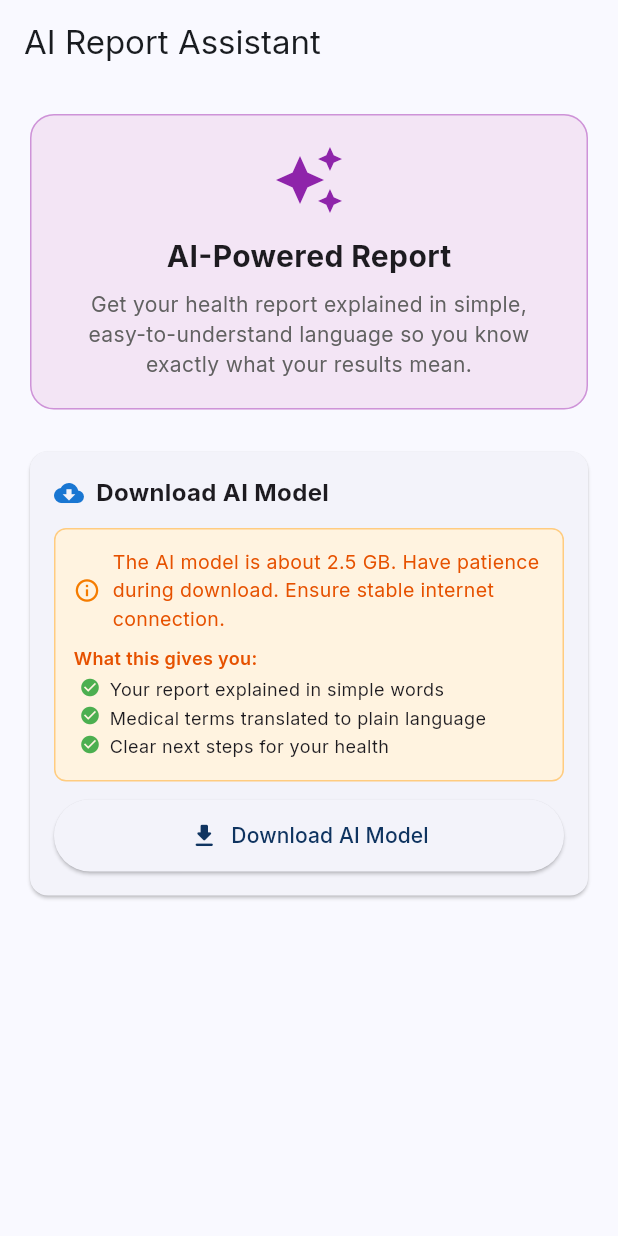
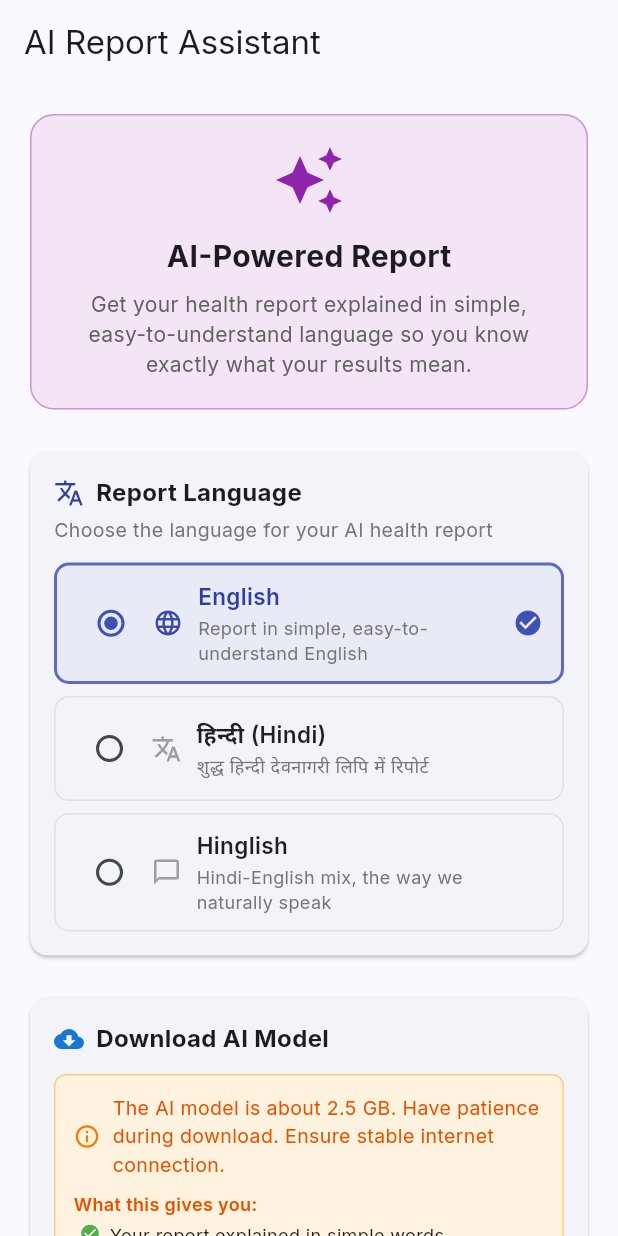
Before and after one commit to akshaykumarsingh025/DiseaseCheckApp, a Flutter app: the GemmaSettingsScreen screen opened by its route, on a phone screen of 412 x 824 dp. Run offline on Flutter 3.47's test engine with Material 3 defaults, Android fonts, the light colour scheme and no system bars; our stand-ins replace cloud_firestore, dio, file_picker, firebase_auth, firebase_core, fl_chart and 11 more; missing offline and left inert: google_mlkit_text_recognition, pdfx; accounts and stored records are empty.

Commit message:
feat: add English/Hindi/Hinglish language selection for AI reports
- Add 3 language options: English, Hindi (Devanagari), Hinglish
- Add language radio buttons in AI Settings screen
- Add language preference persistence via SharedPreferences
- Refine AI prompt with detailed 5-part structure per disease:
  1. What was found
  2. Which values are abnormal (with actual vs normal range)
  3. How these values connect to the disease
  4. What this means for daily life
  5. What you should do next
- Add abnormal values summary table
- Add consult doctor closing line in chosen language
- Pass language to refineReport from report_screen and processing_screen

```diff
--- a/lib/providers/gemma_provider.dart
+++ b/lib/providers/gemma_provider.dart
@@ -13,6 +13,7 @@ class GemmaState {
   final double refineProgress;
   final String? refinedText;
   final String? refineError;
+  final String language;
 
   const GemmaState({
     this.isEnabled = false,
@@ -26,6 +27,7 @@ class GemmaState {
     this.refineProgress = 0,
     this.refinedText,
     this.refineError,
+    this.language = 'english',
   });
 
   String get downloadProgressText {
@@ -50,6 +52,7 @@ class GemmaState {
     double? refineProgress,
     String? refinedText,
     String? refineError,
+    String? language,
   }) {
     return GemmaState(
       isEnabled: isEnabled ?? this.isEnabled,
@@ -63,6 +66,7 @@ class GemmaState {
       refineProgress: refineProgress ?? this.refineProgress,
       refinedText: refinedText,
       refineError: refineError,
+      language: language ?? this.language,
     );
   }
 }
@@ -73,7 +77,8 @@ class GemmaNotifier extends StateNotifier<GemmaState> {
   Future<void> loadState() async {
     final enabled = await GemmaService.isEnabled();
     final downloaded = await GemmaService.isModelDownloaded();
-    state = state.copyWith(isEnabled: enabled, isDownloaded: downloaded);
+    final lang = await GemmaService.getLanguage();
+    state = state.copyWith(isEnabled: enabled, isDownloaded: downloaded, language: lang);
 
     if (downloaded) {
       final ok = await GemmaService.initializeModel();
@@ -81,6 +86,11 @@ class GemmaNotifier extends StateNotifier<GemmaState> {
         state = state.copyWith(isEnabled: false);
       }
     }
+  }
+
+  Future<void> setLanguage(String lang) async {
+    await GemmaService.setLanguage(lang);
+    state = state.copyWith(language: lang, refinedText: null);
   }
 
   Future<void> startDownload() async {
@@ -138,7 +148,7 @@ class GemmaNotifier extends StateNotifier<GemmaState> {
     await Future.delayed(const Duration(milliseconds: 300));
     state = state.copyWith(refineProgress: 0.3);
 
-    final result = await GemmaService.refineReport(rawText);
+    final result = await GemmaService.refineReport(rawText, language: state.language);
 
     if (result.success && result.text != null) {
       state = state.copyWith(
--- a/lib/screens/gemma_settings_screen.dart
+++ b/lib/screens/gemma_settings_screen.dart
@@ -26,6 +26,8 @@ class _GemmaSettingsScreenState extends ConsumerState<GemmaSettingsScreen> {
           crossAxisAlignment: CrossAxisAlignment.stretch,
           children: [
             _buildHeaderCard(isDark),
+            const SizedBox(height: 20),
+            _buildLanguageSection(gemmaState, isDark),
             const SizedBox(height: 20),
             _buildDownloadSection(gemmaState, isDark),
             const SizedBox(height: 20),
@@ -68,6 +70,124 @@ class _GemmaSettingsScreenState extends ConsumerState<GemmaSettingsScreen> {
                 color: isDark ? Colors.grey.shade300 : Colors.grey.shade700,
               ),
             ),
+          ],
+        ),
+      ),
+    );
+  }
+
+  Widget _buildLanguageSection(GemmaState gemmaState, bool isDark) {
+    return Card(
+      child: Padding(
+        padding: const EdgeInsets.all(16.0),
+        child: Column(
+          crossAxisAlignment: CrossAxisAlignment.start,
+          children: [
+            Row(
+              children: [
+                Icon(Icons.translate, color: Colors.indigo.shade700, size: 20),
+                const SizedBox(width: 8),
+                const Text('Report Language',
+                    style: TextStyle(fontWeight: FontWeight.bold, fontSize: 16)),
+              ],
+            ),
+            const SizedBox(height: 4),
+            Text(
+              'Choose the language for your AI health report',
+              style: TextStyle(fontSize: 13, color: Colors.grey.shade600),
+            ),
+            const SizedBox(height: 12),
+            _buildLanguageOption(
+              value: 'english',
+              label: 'English',
+              subtitle: 'Report in simple, easy-to-understand English',
+              icon: Icons.language,
+              gemmaState: gemmaState,
+              isDark: isDark,
+            ),
+            const SizedBox(height: 8),
+            _buildLanguageOption(
+              value: 'hindi',
+              label: 'हिन्दी (Hindi)',
+              subtitle: 'शुद्ध हिन्दी देवनागरी लिपि में रिपोर्ट',
+              icon: Icons.translate,
+              gemmaState: gemmaState,
+              isDark: isDark,
+            ),
+            const SizedBox(height: 8),
+            _buildLanguageOption(
+              value: 'hinglish',
+              label: 'Hinglish',
+              subtitle: 'Hindi-English mix, the way we naturally speak',
+              icon: Icons.chat_bubble_outline,
+              gemmaState: gemmaState,
+              isDark: isDark,
+            ),
+          ],
+        ),
+      ),
+    );
+  }
+
+  Widget _buildLanguageOption({
+    required String value,
+    required String label,
+    required String subtitle,
+    required IconData icon,
+    required GemmaState gemmaState,
+    required bool isDark,
+  }) {
+    final isSelected = gemmaState.language == value;
+    return InkWell(
+      onTap: () => ref.read(gemmaProvider.notifier).setLanguage(value),
+      borderRadius: BorderRadius.circular(10),
+      child: Container(
+        padding: const EdgeInsets.symmetric(horizontal: 12, vertical: 10),
+        decoration: BoxDecoration(
+          color: isSelected
+              ? (isDark ? Colors.indigo.shade900.withValues(alpha: 0.3) : Colors.indigo.shade50)
+              : Colors.transparent,
+          borderRadius: BorderRadius.circular(10),
+          border: Border.all(
+            color: isSelected ? Colors.indigo.shade400 : (isDark ? Colors.grey.shade700 : Colors.grey.shade300),
+            width: isSelected ? 2 : 1,
+          ),
+        ),
+        child: Row(
+          children: [
+            Radio<String>(
+              value: value,
+              groupValue: gemmaState.language,
+              onChanged: (v) {
+                if (v != null) ref.read(gemmaProvider.notifier).setLanguage(v);
+              },
+              activeColor: Colors.indigo,
+            ),
+            const SizedBox(width: 4),
+            Icon(icon, size: 20, color: isSelected ? Colors.indigo.shade600 : Colors.grey),
+            const SizedBox(width: 10),
+            Expanded(
+              child: Column(
+                crossAxisAlignment: CrossAxisAlignment.start,
+                children: [
+                  Text(
+                    label,
+                    style: TextStyle(
+                      fontWeight: FontWeight.w600,
+                      fontSize: 15,
+                      color: isSelected ? Colors.indigo.shade700 : (isDark ? Colors.white : Colors.black87),
+                    ),
+                  ),
+                  const SizedBox(height: 2),
+                  Text(
+                    subtitle,
+                    style: TextStyle(fontSize: 12, color: Colors.grey.shade600),
+                  ),
+                ],
+              ),
+            ),
+            if (isSelected)
+              Icon(Icons.check_circle, color: Colors.indigo.shade500, size: 20),
           ],
         ),
       ),
--- a/lib/screens/processing_screen.dart
+++ b/lib/screens/processing_screen.dart
@@ -74,7 +74,7 @@ class _ProcessingScreenState extends ConsumerState<ProcessingScreen> {
 
         try {
           final rawText = GemmaService.buildRawReportText(newReport.toJson());
-          final refined = await GemmaService.refineReport(rawText);
+          final refined = await GemmaService.refineReport(rawText, language: gemmaState.language);
           if (refined.success && refined.text != null) {
             newReport.aiRefinedText = refined.text;
             await ref.read(reportProvider.notifier).addReport(newReport);
--- a/lib/screens/report_screen.dart
+++ b/lib/screens/report_screen.dart
@@ -57,7 +57,7 @@ class _ReportScreenState extends ConsumerState<ReportScreen> {
 
       setState(() => _refineProgress = 0.3);
 
-      final result = await GemmaService.refineReport(rawText);
+      final result = await GemmaService.refineReport(rawText, language: gemmaState.language);
 
       setState(() {
         _refineProgress = 0.9;
--- a/lib/services/gemma_service.dart
+++ b/lib/services/gemma_service.dart
@@ -20,6 +20,7 @@ class GemmaRefineResult {
 class GemmaService {
   static const String _modelReadyPref = 'gemma_model_ready';
   static const String _enabledPref = 'gemma_enabled';
+  static const String _langPref = 'gemma_language';
   static const String _modelFileName = 'gemma-4-E2B-it.litertlm';
   static const String _downloadUrl =
       'https://huggingface.co/litert-community/gemma-4-E2B-it-litert-lm/resolve/main/gemma-4-E2B-it.litertlm?download=true';
@@ -39,6 +40,27 @@ class GemmaService {
   static Future<void> setEnabled(bool val) async {
     final prefs = await SharedPreferences.getInstance();
     await prefs.setBool(_enabledPref, val);
+  }
+
+  static Future<String> getLanguage() async {
+    final prefs = await SharedPreferences.getInstance();
+    return prefs.getString(_langPref) ?? 'english';
+  }
+
+  static Future<void> setLanguage(String lang) async {
+    final prefs = await SharedPreferences.getInstance();
+    await prefs.setString(_langPref, lang);
+  }
+
+  static String getLanguageLabel(String code) {
+    switch (code) {
+      case 'hindi':
+        return 'हिन्दी (Hindi)';
+      case 'hinglish':
+        return 'Hinglish';
+      default:
+        return 'English';
+    }
   }
 
   static Future<bool> isModelDownloaded() async {
@@ -170,7 +192,7 @@ class GemmaService {
     }
   }
 
-  static Future<GemmaRefineResult> refineReport(String rawReportText) async {
+  static Future<GemmaRefineResult> refineReport(String rawReportText, {String language = 'english'}) async {
     if (!_engineReady) {
       final ok = await initializeModel();
       if (!ok) {
@@ -179,24 +201,66 @@ class GemmaService {
       }
     }
 
+    String langInstruction;
+    String closingLine;
+
+    switch (language) {
+      case 'hindi':
+        langInstruction = '''पूरी रिपोर्ट शुद्ध हिन्दी (देवनागरी लिपि) में लिखें। आम बोलचाल की हिन्दी का इस्तेमाल करें ताकि मरीज आसानी से समझ सके। मेडिकल शब्दों के साथ ब्रैकेट में हिन्दी अर्थ जरूर दें। उदाहरण: "आपका फास्टिंग ब्लड शुगर (खाली पेट शर्करा) 250 mg/dL है, जो सामान्य (70-100) से बहुत ज्यादा है।"''';
+        closingLine = 'कृपया अपने डॉक्टर से अभी मिलें। यह रिपोर्ट केवल जानकारी के लिए है, चिकित्सा निदान नहीं है।';
+        break;
+      case 'hinglish':
+        langInstruction = '''Write the ENTIRE response in Hinglish — Hindi words written in English script, the way Indians naturally speak. Example: "Aapka fasting blood sugar 250 mg/dL hai, jo normal range (70-100) se bahut zyada hai. Iska matlab hai ki aapko diabetes ho sakta hai." Medical terms can stay in English but explain them in Hinglish. Example: "Creatinine (kidey ka ek test) 2.5 hai, normal 0.6-1.2 hota hai."''';
+        closingLine = 'Please apne doctor se abhi milein. Yeh report sirf jaankari ke liye hai, medical diagnosis nahi hai.';
+        break;
+      default:
+        langInstruction = '''Write the ENTIRE response in simple, clear English. Use short sentences and everyday words that anyone can understand. If you use a medical term, explain it in brackets right after. Example: "Your fasting blood sugar is 250 mg/dL (normal is 70-100 mg/dL), which is very high."''';
+        closingLine = 'Please consult your doctor now for proper diagnosis and treatment. This report is for awareness only, not a medical diagnosis.';
+    }
+
     try {
-      final prompt = '''You are a friendly medical assistant. Rewrite the following clinical health report in simple, easy-to-understand language for a patient.
+      final prompt = '''You are a caring, thorough medical assistant explaining a patient's health report to them. $langInstruction
 
-Rules:
-- Use everyday words, avoid medical jargon
-- If you must use a medical term, explain it in brackets
-- Be warm and reassuring, not alarming
-- Explain what each condition means in simple terms
-- Suggest what the patient should do next
-- Keep the structure organized with bullet points
-- Start with a brief summary of overall health
-- End with encouraging next steps
+You MUST follow this exact structure for the report:
 
-Clinical report to simplify:
+---
+
+**Overall Health Summary** (2-3 sentences about how their health looks overall)
+
+---
+
+Then for EACH disease or risk condition found, create a section with these 5 parts:
+
+**[Disease Name]**
+
+1. **What was found**: Say the condition name in simple words. (1-2 sentences)
+
+2. **Which values are abnormal**: List EVERY abnormal test value that points to this disease. Show the actual value vs the normal range. Examples:
+   - "Fasting Blood Sugar: 250 mg/dL (normal: 70-100 mg/dL) — VERY HIGH"
+   - "Platelets: 80,000 (normal: 1,50,000-4,00,000) — LOW"
+   - "HbA1c: 9.2% (normal: below 5.7%) — VERY HIGH"
+
+3. **How these values connect to this disease**: Explain the medical logic simply. Example: "When blood sugar stays above 200 for a long time, it starts damaging the small blood vessels in your kidneys. That is why your creatinine is also rising — your kidneys are not filtering waste properly anymore."
+
+4. **What this means for your daily life**: How this could affect the patient's day-to-day life. Be honest but not scary.
+
+5. **What you should do**: Clear, specific next steps. Include lifestyle tips AND medical advice.
+
+---
+
+**Abnormal Values Summary**: A quick table or list of ALL values that are outside normal range, with their actual value and normal range side by side.
+
+---
+
+**IMPORTANT**: $closingLine
+
+---
+
+Clinical data from the patient's report:
 
 $rawReportText
 
-Patient-friendly version:''';
+Now write the patient-friendly report:''';
 
       final result = await _channel.invokeMethod<String>('generateText', {
         'prompt': prompt,
```
